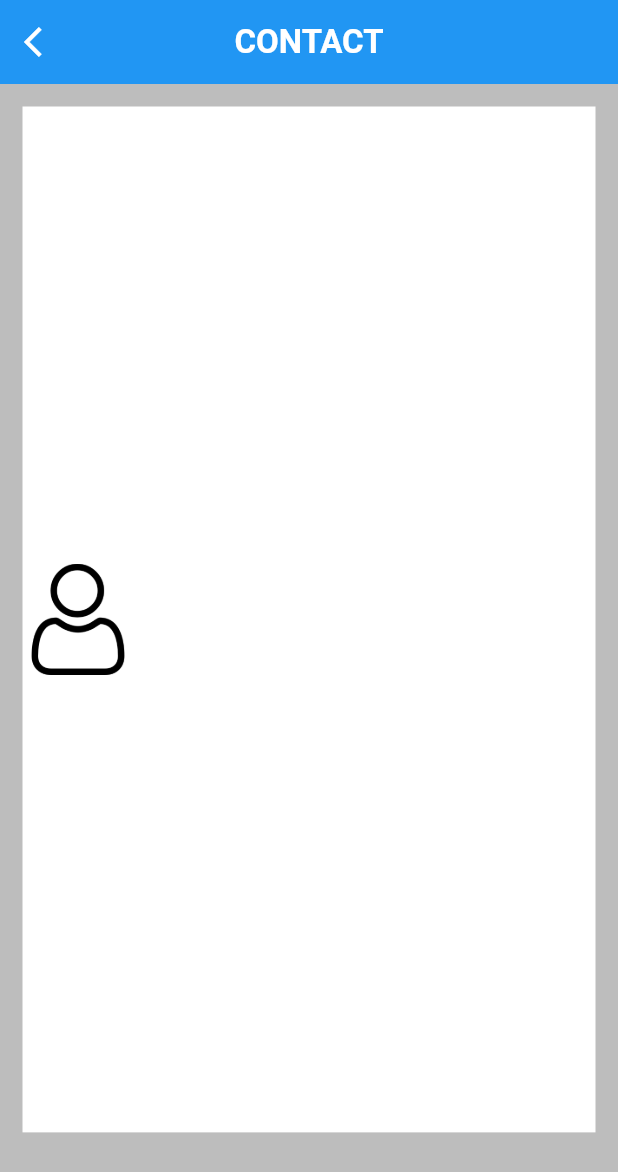
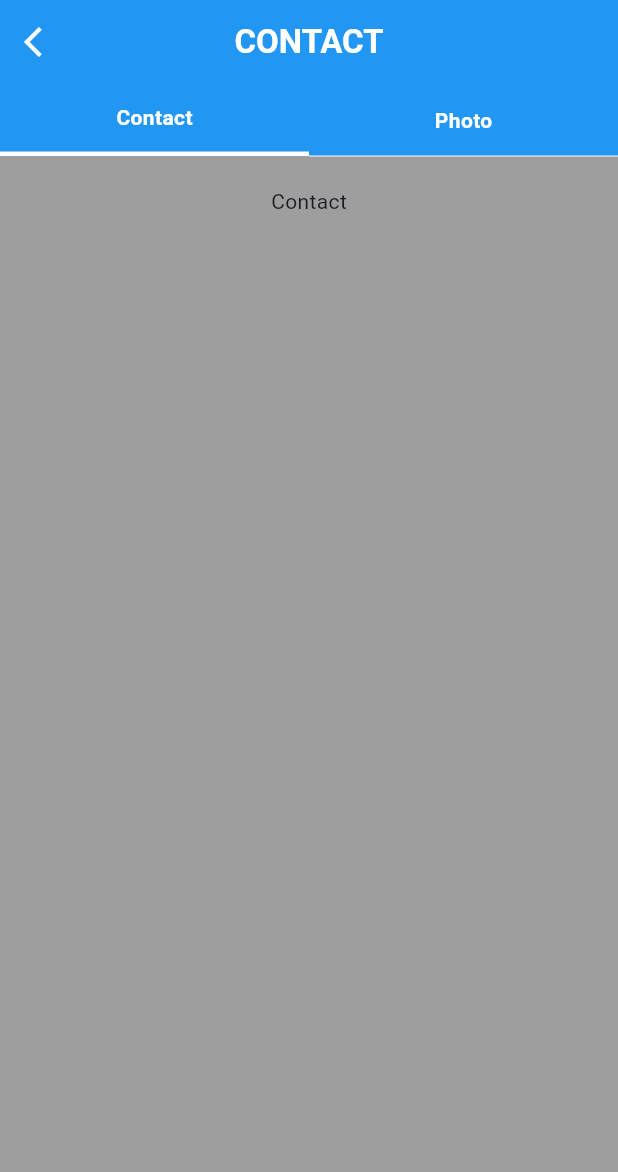
Before and after one commit to rahulmali2004/resume_pr, a Flutter app: the contactpage screen opened by its route, on a phone screen of 412 x 824 dp. Shown: the top 1172 px of the screen. Run offline on Flutter 3.47's test engine with Material 2 defaults, Android fonts, the light colour scheme and no system bars.

Commit message:
RM 20/04/2023 contact page

```diff
--- a/lib/views/scrrens/contactpage.dart
+++ b/lib/views/scrrens/contactpage.dart
@@ -1,5 +1,6 @@
 import 'package:flutter/material.dart';
 import 'package:resume_pr/utils/icons.dart';
+import 'package:resume_pr/utils/theme.dart';
 import 'package:resume_pr/views/components/iconbackpage.dart';
 
 class contactpage extends StatefulWidget {
@@ -10,9 +11,14 @@ class contactpage extends StatefulWidget {
 }
 
 class _contactpageState extends State<contactpage> {
+  int index = 0;
+  GlobalKey<FormState> formkey = GlobalKey();
+
   @override
   Widget build(BuildContext context) {
-    Size s = MediaQuery.of(context).size;
+    Size s = MediaQuery
+        .of(context)
+        .size;
     return Scaffold(
         appBar: AppBar(
           leading: Mybackicon(),
@@ -27,28 +33,73 @@ class _contactpageState extends State<contactpage> {
           centerTitle: true,
           backgroundColor: Colors.blue,
         ),
-      body: Center(
-        child: Column(
+       body: Column(
          children: [
-            Padding(
-              padding: const EdgeInsets.all(15),
+          Expanded(child: Row(
+            children: [
+              Expanded(child: GestureDetector(
+                onTap: (){
+                  setState(() {
+                    index = 0;
+                  });
+                },
                 child: Container(
-                height: s.height * 0.83,
+                  alignment: Alignment.center,
+                  child: Text(
+                    "Contact",
+                    style: appBarTitlestyle,
+                  ),
+                  decoration: BoxDecoration(
+                    border: Border(
+                      bottom: BorderSide(
+                        width: index == 0 ? 3 : 0,
                         color: Colors.white,
-                child: Row(
+                      ),
+                    ),
+                      color: Colors.blue,
+                  ),
+                ),
+              )),
+              Expanded(child: GestureDetector(
+                onTap: (){
+                  setState(() {
+                    index = 1;
+                  });
+                },
+                child: Container(
+                  alignment: Alignment.center,
+                  child: Text(
+                    "Photo",
+                    style: appBarTitlestyle,
+                  ),
+                  decoration: BoxDecoration(
+                    border: Border(
+                      bottom: BorderSide(
+                        width: index == 1 ? 3 : 0,
+                        color: Colors.white,
+                      ),
+                    ),
+                    color: Colors.blue,
+                  ),
+                ),
+              ))
+            ],
+          )),
+           Expanded(
+               flex: 15,
+               child: Padding(
+             padding: EdgeInsets.all(20),
+             child: IndexedStack(
+               index: index,
                children: [
-                    Image.asset(
-                      "${myicons}user.png",
-                      height: s.height * 0.09,
-                    ),
+                 Text("Contact"),
+                 Text("Photo"),
                ],
              ),
-              ),
-            ),
+           )),
           ],
        ),
-      ),
-      backgroundColor: Colors.grey.shade400,
+        backgroundColor: Colors.grey
     );
   }
 }
```
Lines whose indentation alone changed are shown as unchanged.
